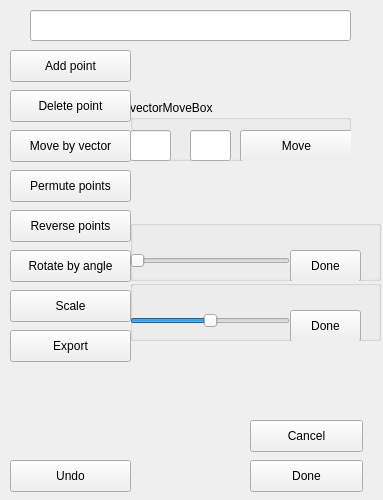
First picture: the form in curver/ui/curve_edit.ui, repository wiatrak2/curver, before the edit.
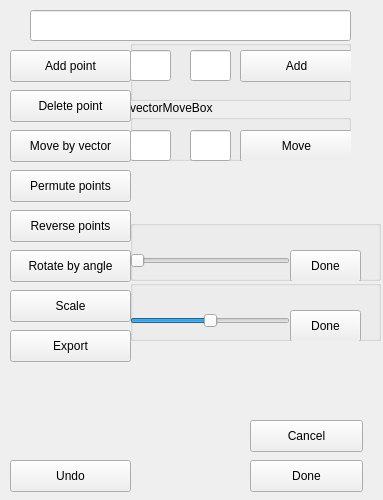
Second picture: the form after the edit.

Commit message: Enable adding point to curve with specified coordinates

What changed in the file:
```diff
--- a/curver/ui/curve_edit.ui
+++ b/curver/ui/curve_edit.ui
@@ -302,6 +302,58 @@
     </property>
    </widget>
   </widget>
+  <widget class="QGroupBox" name="addPointBox">
+   <property name="geometry">
+    <rect>
+     <x>130</x>
+     <y>40</y>
+     <width>221</width>
+     <height>61</height>
+    </rect>
+   </property>
+   <property name="title">
+    <string/>
+   </property>
+   <widget class="QLineEdit" name="addXPos">
+    <property name="geometry">
+     <rect>
+      <x>0</x>
+      <y>10</y>
+      <width>41</width>
+      <height>31</height>
+     </rect>
+    </property>
+    <property name="inputMethodHints">
+     <set>Qt::ImhNone</set>
+    </property>
+   </widget>
+   <widget class="QLineEdit" name="addYPos">
+    <property name="geometry">
+     <rect>
+      <x>60</x>
+      <y>10</y>
+      <width>41</width>
+      <height>31</height>
+     </rect>
+    </property>
+    <property name="inputMethodHints">
+     <set>Qt::ImhNone</set>
+    </property>
+   </widget>
+   <widget class="QPushButton" name="addButton">
+    <property name="geometry">
+     <rect>
+      <x>110</x>
+      <y>10</y>
+      <width>113</width>
+      <height>32</height>
+     </rect>
+    </property>
+    <property name="text">
+     <string>Add</string>
+    </property>
+   </widget>
+  </widget>
  </widget>
  <resources/>
  <connections/>
```
The commit also changes 3 other files.
